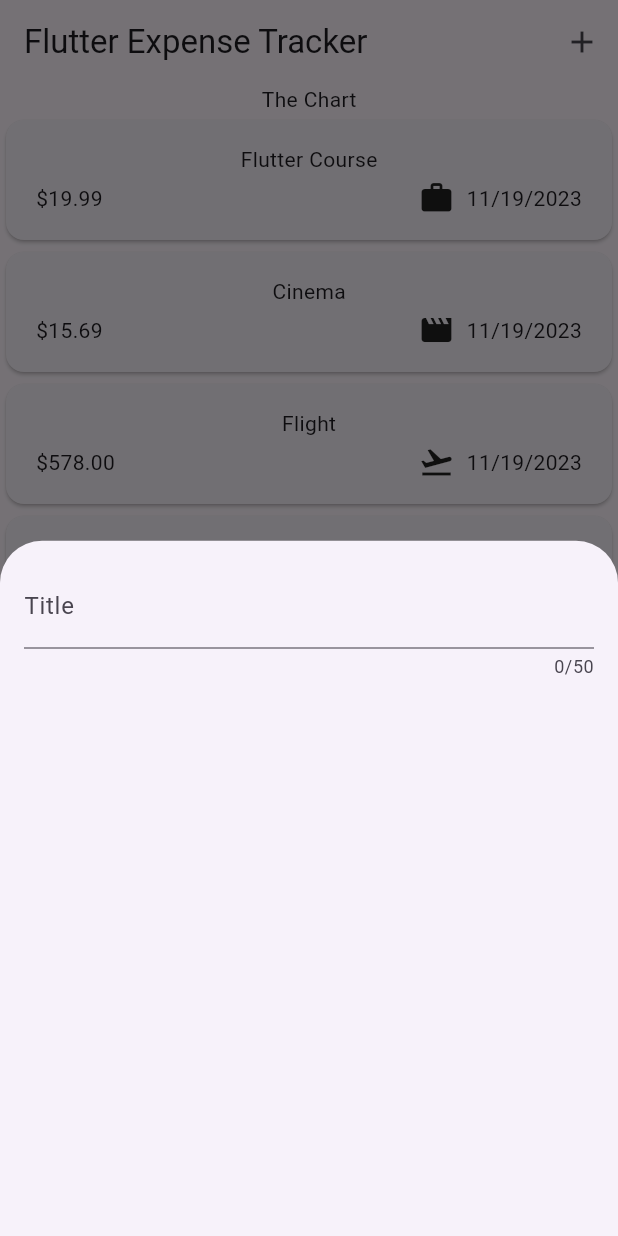
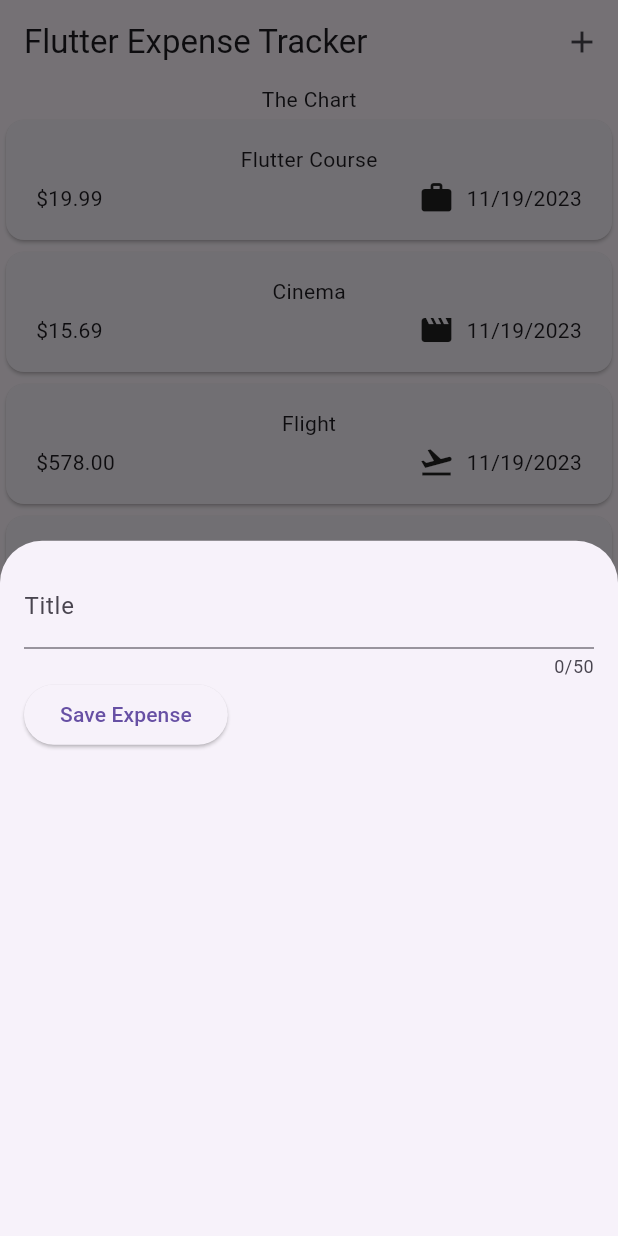
Before and after one commit to simpleittools/expense_tracker, a Flutter app: the screen it shows after launch, after a tap on the "add" icon, on a phone screen of 412 x 824 dp. Run offline on Flutter 3.47's test engine with Material 2 defaults, Android fonts, the phone set to English and light mode, and no system bars.

Commit message:
Add _titleController to new_expense.dart. This will hold the input on the title for the modal.

```diff
--- a/lib/widgets/new_expense.dart
+++ b/lib/widgets/new_expense.dart
@@ -10,20 +10,46 @@ class NewExpense extends StatefulWidget {
 }
 
 class _NewExpenseState extends State<NewExpense> {
+  final _titleController = TextEditingController();
+
+  // make sure to remove the TextEditingController when done or you will have memory issues.
+  @override
+  void dispose() {
+    _titleController.dispose();
+    super.dispose();
+  }
+
+  // var _enteredTitled = '';
+  //
+  // void _saveTitleInput(String inputValue) {
+  //   _enteredTitled = inputValue;
+  // }
+
   @override
   Widget build(BuildContext context) {
-    return const Padding(
-      padding: EdgeInsets.all(16),
+    return Padding(
+      padding: const EdgeInsets.all(16),
       child: Column(
         children: [
           TextField(
+            // onChanged: _saveTitleInput,
+            controller: _titleController,
             maxLength: 50,
             // KeyboardType of TextInputType.text is the default, therefore does not need to be set
             keyboardType: TextInputType.text,
-            decoration: InputDecoration(
+            decoration: const InputDecoration(
               label: Text('Title'),
             ),
           ),
+          Row(
+            children: [
+              ElevatedButton(
+                  onPressed: () {
+                    print(_titleController.text);
+                  },
+                  child: const Text('Save Expense'))
+            ],
+          )
         ],
       ),
     );
```
